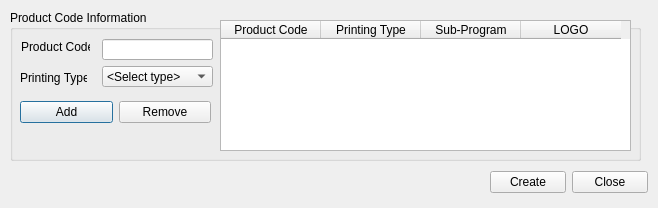
This is ui_files/newProductCodeFolder.ui in FEN94/SML_FileManager as Qt 5 draws it before an edit. The edited form follows.
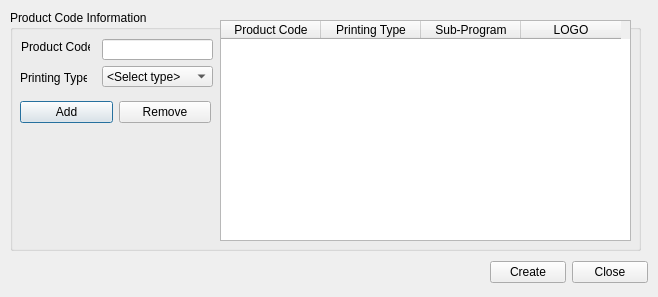
This is the edited form.

Commit message: resize the window dimensions to be larger

Patch:
```diff
--- a/ui_files/newProductCodeFolder.ui
+++ b/ui_files/newProductCodeFolder.ui
@@ -7,7 +7,7 @@
     <x>0</x>
     <y>0</y>
     <width>658</width>
-    <height>208</height>
+    <height>297</height>
    </rect>
   </property>
   <property name="windowTitle">
@@ -19,7 +19,7 @@
      <x>10</x>
      <y>10</y>
      <width>631</width>
-     <height>151</height>
+     <height>241</height>
     </rect>
    </property>
    <property name="title">
@@ -31,7 +31,7 @@
       <x>210</x>
       <y>10</y>
       <width>411</width>
-      <height>131</height>
+      <height>221</height>
      </rect>
     </property>
     <property name="verticalScrollMode">
@@ -99,7 +99,7 @@
      <string>Printing Type:</string>
     </property>
    </widget>
-   <widget class="QWidget" name="">
+   <widget class="QWidget" name="layoutWidget">
     <property name="geometry">
      <rect>
       <x>10</x>
@@ -125,7 +125,7 @@
      </item>
     </layout>
    </widget>
-   <widget class="QWidget" name="">
+   <widget class="QWidget" name="layoutWidget">
     <property name="geometry">
      <rect>
       <x>92</x>
@@ -175,11 +175,11 @@
     </layout>
    </widget>
   </widget>
-  <widget class="QWidget" name="">
+  <widget class="QWidget" name="layoutWidget">
    <property name="geometry">
     <rect>
      <x>490</x>
-     <y>170</y>
+     <y>260</y>
      <width>158</width>
      <height>25</height>
     </rect>
```
